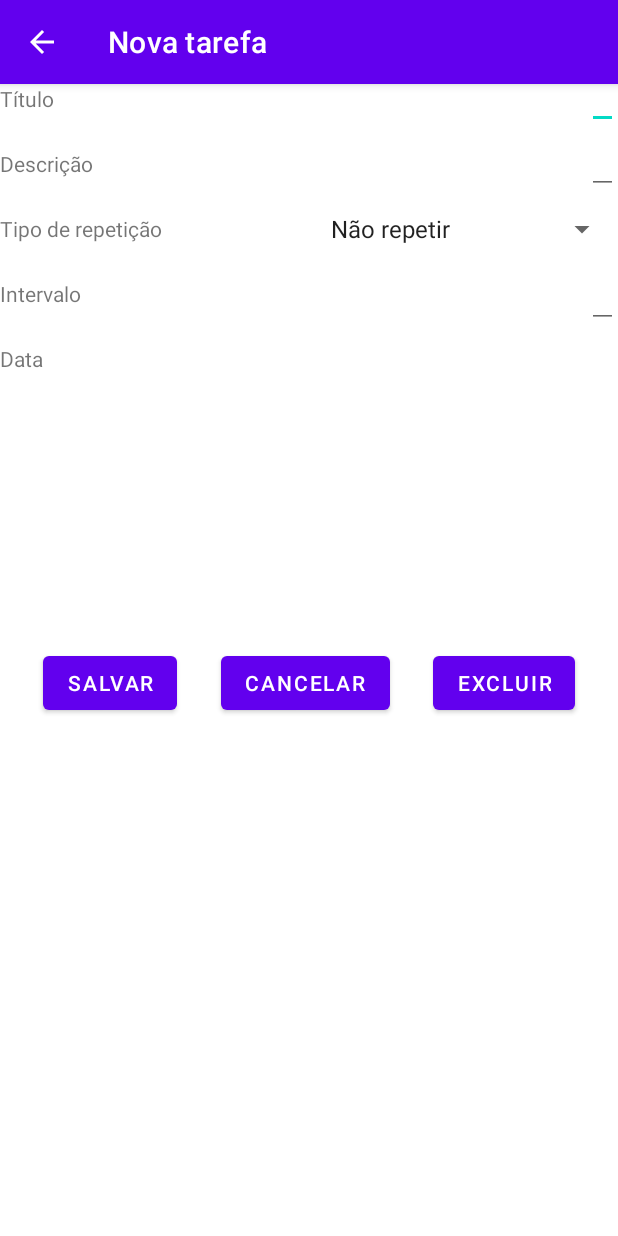
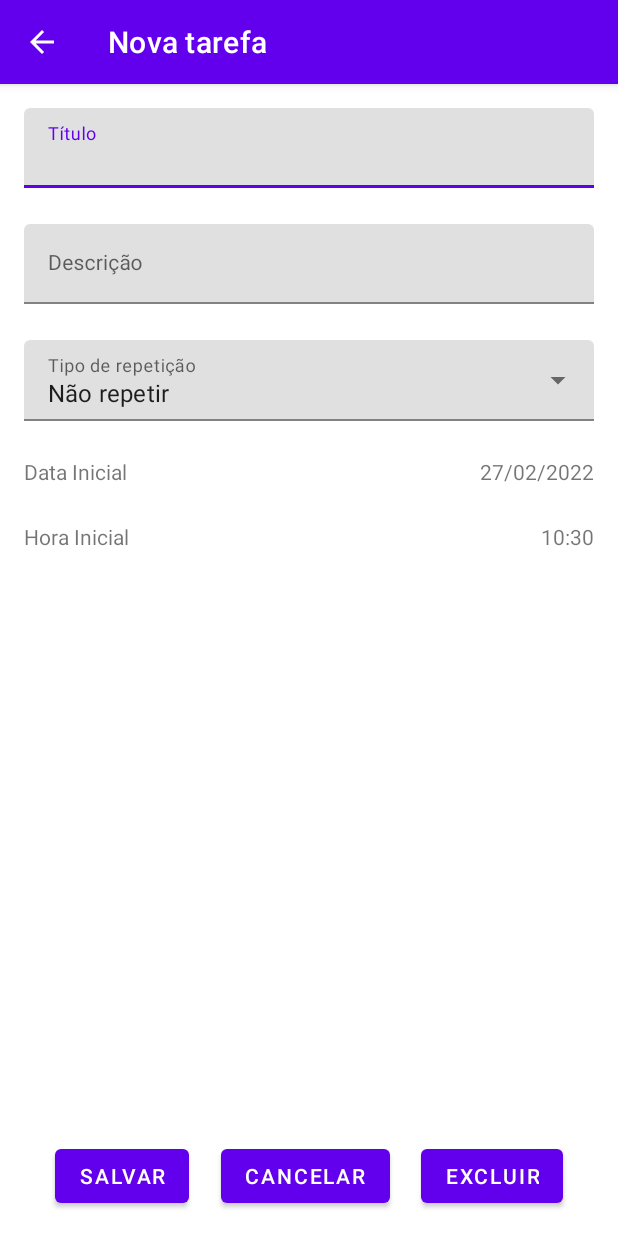
Before and after one commit to fernandozanutto/TodoApp, an Android app: the TaskDetailsActivity screen opened directly, with no data from a screen before it, on a phone screen of 412 x 824 dp. Run offline under Robolectric (Android 15) with nearby library versions, the phone set to English and light mode, and no system bars.

Commit message:
Melhorias de layout

```diff
--- a/app/src/main/java/com/fzanutto/todoapp/models/Task.kt
+++ b/app/src/main/java/com/fzanutto/todoapp/models/Task.kt
@@ -12,7 +12,7 @@ class Task(
     var title: String,
     var description: String,
     var repeat: RepeatType,
-    val initialDate: Date,
+    var initialDate: Date,
     var interval: Int
 ) {
     var done = false
@@ -54,7 +54,7 @@ class Task(
                 Date(calendar.timeInMillis)
             }
             else -> {
-                val diff = now - initialMilli
+                val diff = (now - initialMilli).coerceAtLeast(0)
                 val intervalInMilli = interval * repeat.getIntervalMilliFactor()
                 val mult = ceil(diff / intervalInMilli.toDouble()).toInt()
                 Date(initialMilli + mult * intervalInMilli)
--- a/app/src/main/java/com/fzanutto/todoapp/view/taskdetails/TaskDetailsActivity.kt
+++ b/app/src/main/java/com/fzanutto/todoapp/view/taskdetails/TaskDetailsActivity.kt
@@ -1,13 +1,20 @@
 package com.fzanutto.todoapp.view.taskdetails
 
+import android.app.DatePickerDialog
+import android.app.TimePickerDialog
 import androidx.appcompat.app.AppCompatActivity
 import android.os.Bundle
+import android.view.View
 import android.widget.ArrayAdapter
 import androidx.activity.viewModels
 import com.fzanutto.todoapp.R
 import com.fzanutto.todoapp.databinding.ActivityTaskDetailsBinding
 import com.fzanutto.todoapp.models.RepeatType
 import com.fzanutto.todoapp.models.Task
+import java.text.SimpleDateFormat
+import java.util.Calendar
+import java.util.Date
+import java.util.Locale
 
 class TaskDetailsActivity : AppCompatActivity() {
 
@@ -19,6 +26,8 @@ class TaskDetailsActivity : AppCompatActivity() {
     private var taskID = -1
 
     private val viewModel: TaskDetailsViewModel by viewModels()
+    private var datePickerDate = Date()
+    private lateinit var task: Task
 
     override fun onCreate(savedInstanceState: Bundle?) {
         super.onCreate(savedInstanceState)
@@ -33,10 +42,11 @@ class TaskDetailsActivity : AppCompatActivity() {
 
         binding.buttonSave.setOnClickListener {
             viewModel.saveTask(
-                binding.title.text.toString(),
-                binding.description.text.toString(),
-                RepeatType.fromInt(binding.repeatType.selectedItemPosition + 1),
-                binding.interval.text.toString().toInt()
+                binding.titleLabel.editText?.text.toString(),
+                binding.descriptionLabel.editText?.text.toString(),
+                task.repeat,
+                binding.interval.text.toString().toInt(),
+                datePickerDate
             )
             finish()
         }
@@ -50,17 +60,28 @@ class TaskDetailsActivity : AppCompatActivity() {
             finish()
         }
 
+        val repeatValues = RepeatType.values().map { it.getName(this) }
+        val repeatTypeAdapter = ArrayAdapter(this, android.R.layout.simple_spinner_item, repeatValues)
+
+        binding.repeatType.setAdapter(repeatTypeAdapter)
+
+        binding.repeatType.setOnItemClickListener { _, _, i, _ ->
+            val repeatType = RepeatType.fromInt(i + 1) ?: RepeatType.DO_NOT_REPEAT
+            task.repeat = repeatType
+            if (repeatType == RepeatType.DO_NOT_REPEAT) {
+                binding.interval.visibility = View.GONE
+                binding.intervalLabel.visibility = View.GONE
+            } else {
+                binding.interval.visibility = View.VISIBLE
+                binding.intervalLabel.visibility = View.VISIBLE
+            }
+        }
+
         viewModel.task.observe(this) {
+            task = it
             updateUI(it)
         }
 
-        val spinnerValues = RepeatType.values().map { it.getName(this) }
-        val spinnerAdapter = ArrayAdapter(this, android.R.layout.simple_spinner_item, spinnerValues)
-        binding.repeatType.adapter = spinnerAdapter
-    }
-
-    override fun onResume() {
-        super.onResume()
         viewModel.requestTask(taskID)
     }
 
@@ -68,9 +89,73 @@ class TaskDetailsActivity : AppCompatActivity() {
         binding.apply {
             title.setText(task.title)
             description.setText(task.description)
-            repeatType.setSelection(task.repeat.type - 1)
+            repeatType.setText(repeatType.adapter.getItem(task.repeat.type - 1).toString(), false);
             interval.setText(task.interval.toString())
-            date.text = task.initialDate.toString()
+        }
+
+        setupDatePickers(task.initialDate)
+    }
+
+    private fun setupDatePickers(initialDate: Date) {
+        datePickerDate = initialDate
+        val fromDateCalendar: Calendar = Calendar.getInstance()
+        fromDateCalendar.time = initialDate
+
+        val dateFormat = SimpleDateFormat("dd/MM/yyyy", Locale.getDefault())
+        val timeFormat = SimpleDateFormat("HH:mm", Locale.getDefault())
+
+        binding.date.text = dateFormat.format(initialDate)
+        binding.time.text = timeFormat.format(initialDate)
+
+        val datePickerListenerFrom = DatePickerDialog.OnDateSetListener { picker, _, _, _ ->
+            fromDateCalendar.set(Calendar.MONTH, picker.month)
+            fromDateCalendar.set(Calendar.DAY_OF_MONTH, picker.dayOfMonth)
+            fromDateCalendar.set(Calendar.YEAR, picker.year)
+            datePickerDate.time = fromDateCalendar.timeInMillis
+            binding.date.text = dateFormat.format(datePickerDate)
+        }
+
+        val timePickerListener = TimePickerDialog.OnTimeSetListener { timePicker, _, _ ->
+            fromDateCalendar.set(Calendar.HOUR_OF_DAY, timePicker.hour)
+            fromDateCalendar.set(Calendar.MINUTE, timePicker.minute)
+            datePickerDate.time = fromDateCalendar.timeInMillis
+            binding.time.text = timeFormat.format(datePickerDate)
+        }
+
+        binding.date.setOnClickListener {
+            val auxCal: Calendar = Calendar.getInstance()
+            auxCal.time = datePickerDate
+
+            val day: Int = auxCal.get(Calendar.DAY_OF_MONTH)
+            val month: Int = auxCal.get(Calendar.MONTH)
+            val year: Int = auxCal.get(Calendar.YEAR)
+            val datePickerFrom = DatePickerDialog(
+                this,
+                datePickerListenerFrom,
+                year,
+                month,
+                day
+            )
+
+            datePickerFrom.show()
+        }
+
+        binding.time.setOnClickListener {
+            val auxCal: Calendar = Calendar.getInstance()
+            auxCal.time = datePickerDate
+
+            val hour: Int = auxCal.get(Calendar.HOUR_OF_DAY)
+            val minutes: Int = auxCal.get(Calendar.MINUTE)
+
+            val timePickerFrom = TimePickerDialog(
+                this,
+                timePickerListener,
+                hour,
+                minutes,
+                true
+            )
+
+            timePickerFrom.show()
         }
     }
 }
--- a/app/src/main/java/com/fzanutto/todoapp/view/taskdetails/TaskDetailsViewModel.kt
+++ b/app/src/main/java/com/fzanutto/todoapp/view/taskdetails/TaskDetailsViewModel.kt
@@ -17,6 +17,11 @@ class TaskDetailsViewModel: ViewModel() {
     val task: LiveData<Task> = _task
 
     fun requestTask(id: Int) {
+        if (id == -1) {
+            _task.postValue(Task(0, "", "", RepeatType.DO_NOT_REPEAT, Date(), 0))
+            return
+        }
+
         viewModelScope.launch(Dispatchers.IO) {
             TaskRepository.getTaskById(id)?.let { task ->
                 _task.postValue(task)
@@ -24,14 +29,15 @@ class TaskDetailsViewModel: ViewModel() {
         }
     }
 
-    fun saveTask(title: String, description: String, repeatType: RepeatType?, interval: Int) {
+    fun saveTask(title: String, description: String, repeatType: RepeatType?, interval: Int, date: Date) {
         val task = _task.value?.let {
             it.title = title
             it.description = description
             it.repeat = repeatType ?: RepeatType.DO_NOT_REPEAT
             it.interval = interval
+            it.initialDate = date
             it
-        } ?: Task(0, title, description, repeatType ?: RepeatType.DO_NOT_REPEAT, Date(), interval = interval)
+        } ?: Task(0, title, description, repeatType ?: RepeatType.DO_NOT_REPEAT, date, interval = interval)
 
         viewModelScope.launch(Dispatchers.IO) {
             TaskRepository.saveTask(task)
--- a/app/src/main/res/layout/activity_main.xml
+++ b/app/src/main/res/layout/activity_main.xml
@@ -11,7 +11,7 @@
         android:layout_height="wrap_content"
         android:theme="@style/Theme.TodoApp.AppBarOverlay">
 
-        <androidx.appcompat.widget.Toolbar
+        <com.google.android.material.appbar.MaterialToolbar
             android:id="@+id/toolbar"
             android:layout_width="match_parent"
             android:layout_height="?attr/actionBarSize"
--- a/app/src/main/res/layout/activity_task_details.xml
+++ b/app/src/main/res/layout/activity_task_details.xml
@@ -8,90 +8,87 @@
 
     <androidx.constraintlayout.widget.ConstraintLayout
         android:layout_width="match_parent"
-        android:layout_height="match_parent">
+        android:layout_height="match_parent"
+        android:padding="16dp">
 
-        <TextView
+        <com.google.android.material.textfield.TextInputLayout
             android:id="@+id/title_label"
-            android:layout_width="wrap_content"
+            android:layout_width="match_parent"
             android:layout_height="wrap_content"
-            android:text="@string/title"
+            android:hint="@string/title"
+            app:layout_constraintEnd_toEndOf="parent"
             app:layout_constraintStart_toStartOf="parent"
-            app:layout_constraintTop_toTopOf="parent" />
+            app:layout_constraintTop_toTopOf="parent">
 
-        <EditText
+            <com.google.android.material.textfield.TextInputEditText
                 android:id="@+id/title"
-            android:layout_width="wrap_content"
+                android:layout_width="match_parent"
                 android:layout_height="wrap_content"
                 android:textSize="14sp"
-            app:layout_constraintBottom_toBottomOf="@id/title_label"
-            app:layout_constraintEnd_toEndOf="parent"
-            app:layout_constraintTop_toTopOf="@id/title_label"
                 tools:text="Beber água" />
+        </com.google.android.material.textfield.TextInputLayout>
 
 
-        <TextView
+        <com.google.android.material.textfield.TextInputLayout
             android:id="@+id/description_label"
-            android:layout_width="wrap_content"
+            android:layout_width="match_parent"
             android:layout_height="wrap_content"
             android:layout_marginTop="24dp"
-            android:text="@string/description"
+            android:hint="@string/description"
+            app:layout_constraintEnd_toEndOf="parent"
             app:layout_constraintStart_toStartOf="parent"
-            app:layout_constraintTop_toBottomOf="@+id/title_label" />
+            app:layout_constraintTop_toBottomOf="@+id/title_label">
 
-        <EditText
+            <com.google.android.material.textfield.TextInputEditText
                 android:id="@+id/description"
-            android:layout_width="wrap_content"
+                android:layout_width="match_parent"
                 android:layout_height="wrap_content"
                 android:textSize="14sp"
-            app:layout_constraintBottom_toBottomOf="@+id/description_label"
-            app:layout_constraintEnd_toEndOf="parent"
-            app:layout_constraintTop_toTopOf="@+id/description_label"
                 tools:text="Bebe água seu bobao" />
+        </com.google.android.material.textfield.TextInputLayout>
 
 
-        <TextView
-            android:id="@+id/repeat_label"
-            android:layout_width="wrap_content"
+        <com.google.android.material.textfield.TextInputLayout
+            android:id="@+id/repeat"
+            style="@style/Widget.MaterialComponents.TextInputLayout.FilledBox.Dense.ExposedDropdownMenu"
+            android:layout_width="match_parent"
             android:layout_height="wrap_content"
             android:layout_marginTop="24dp"
-            android:text="@string/repeat"
+            android:hint="@string/repeat"
             app:layout_constraintStart_toStartOf="parent"
-            app:layout_constraintTop_toBottomOf="@+id/description_label" />
+            app:layout_constraintTop_toBottomOf="@+id/description_label">
 
-        <Spinner
+            <AutoCompleteTextView
                 android:id="@+id/repeat_type"
-            android:layout_width="wrap_content"
+                android:layout_width="match_parent"
                 android:layout_height="wrap_content"
-            app:layout_constraintBottom_toBottomOf="@+id/repeat_label"
-            app:layout_constraintEnd_toEndOf="parent"
-            app:layout_constraintTop_toTopOf="@+id/repeat_label" />
+                android:inputType="none" />
+        </com.google.android.material.textfield.TextInputLayout>
 
-
-        <TextView
+        <com.google.android.material.textfield.TextInputLayout
             android:id="@+id/interval_label"
-            android:layout_width="wrap_content"
+            android:layout_width="match_parent"
             android:layout_height="wrap_content"
             android:layout_marginTop="24dp"
-            android:text="@string/interval"
+            android:hint="@string/interval"
+            android:visibility="gone"
             app:layout_constraintStart_toStartOf="parent"
-            app:layout_constraintTop_toBottomOf="@+id/repeat_label" />
+            app:layout_constraintTop_toBottomOf="@+id/repeat">
 
-        <EditText
+            <com.google.android.material.textfield.TextInputEditText
                 android:id="@+id/interval"
-            android:layout_width="wrap_content"
+                android:layout_width="match_parent"
                 android:layout_height="wrap_content"
-            android:inputType="number"
-            app:layout_constraintBottom_toBottomOf="@id/interval_label"
-            app:layout_constraintEnd_toEndOf="parent"
-            app:layout_constraintTop_toTopOf="@id/interval_label" />
+                android:inputType="number" />
 
+        </com.google.android.material.textfield.TextInputLayout>
 
         <TextView
             android:id="@+id/date_label"
             android:layout_width="wrap_content"
             android:layout_height="wrap_content"
             android:layout_marginTop="24dp"
-            android:text="@string/date"
+            android:text="@string/initial_date"
             app:layout_constraintStart_toStartOf="parent"
             app:layout_constraintTop_toBottomOf="@+id/interval_label" />
 
@@ -104,6 +101,24 @@
             app:layout_constraintTop_toTopOf="@id/date_label" />
 
 
+        <TextView
+            android:id="@+id/time_label"
+            android:layout_width="wrap_content"
+            android:layout_height="wrap_content"
+            android:layout_marginTop="24dp"
+            android:text="@string/initial_time"
+            app:layout_constraintStart_toStartOf="parent"
+            app:layout_constraintTop_toBottomOf="@+id/date_label" />
+
+        <TextView
+            android:id="@+id/time"
+            android:layout_width="wrap_content"
+            android:layout_height="wrap_content"
+            app:layout_constraintBottom_toBottomOf="@id/time_label"
+            app:layout_constraintEnd_toEndOf="parent"
+            app:layout_constraintTop_toTopOf="@id/time_label" />
+
+
         <Button
             android:id="@+id/button_save"
             android:layout_width="wrap_content"
@@ -111,8 +126,7 @@
             android:text="@string/save"
             app:layout_constraintBottom_toBottomOf="parent"
             app:layout_constraintEnd_toStartOf="@+id/button_cancel"
-            app:layout_constraintStart_toStartOf="parent"
-            app:layout_constraintTop_toBottomOf="@id/title" />
+            app:layout_constraintStart_toStartOf="parent" />
 
         <Button
             android:id="@+id/button_cancel"
@@ -121,8 +135,7 @@
             android:text="@string/cancel"
             app:layout_constraintBottom_toBottomOf="parent"
             app:layout_constraintEnd_toStartOf="@id/button_delete"
-            app:layout_constraintStart_toEndOf="@id/button_save"
-            app:layout_constraintTop_toBottomOf="@id/title" />
+            app:layout_constraintStart_toEndOf="@id/button_save" />
 
         <Button
             android:id="@+id/button_delete"
@@ -131,8 +144,7 @@
             android:text="@string/delete"
             app:layout_constraintBottom_toBottomOf="parent"
             app:layout_constraintEnd_toEndOf="parent"
-            app:layout_constraintStart_toEndOf="@id/button_cancel"
-            app:layout_constraintTop_toBottomOf="@id/title" />
+            app:layout_constraintStart_toEndOf="@id/button_cancel" />
     </androidx.constraintlayout.widget.ConstraintLayout>
 
 </androidx.coordinatorlayout.widget.CoordinatorLayout>
--- a/app/src/main/res/values/strings.xml
+++ b/app/src/main/res/values/strings.xml
@@ -17,7 +17,8 @@
     <string name="repeat">Tipo de repetição</string>
     <string name="weekly">a cada X semana</string>
     <string name="interval">Intervalo</string>
-    <string name="date">Data</string>
+    <string name="initial_date">Data Inicial</string>
     <string name="cancel">Cancelar</string>
     <string name="delete">Excluir</string>
+    <string name="initial_time">Hora Inicial</string>
 </resources>
```
Also changed, not shown: app/src/main/res/layout/task_row_item.xml (+17 -13 lines). Lines whose indentation alone changed are shown as unchanged.
